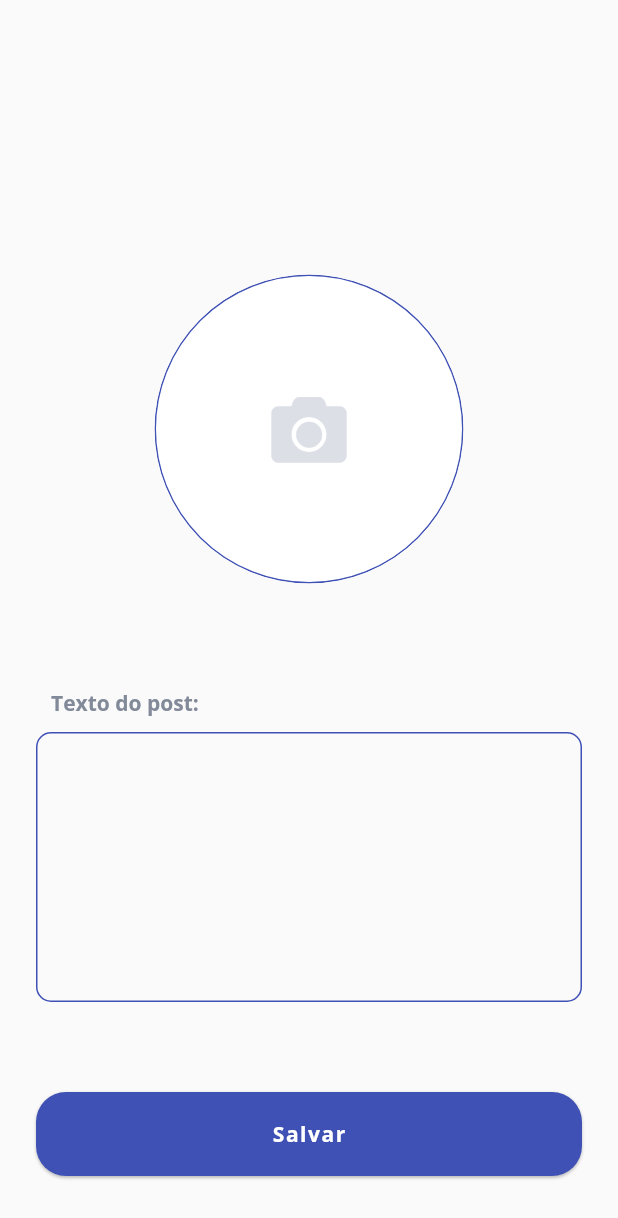
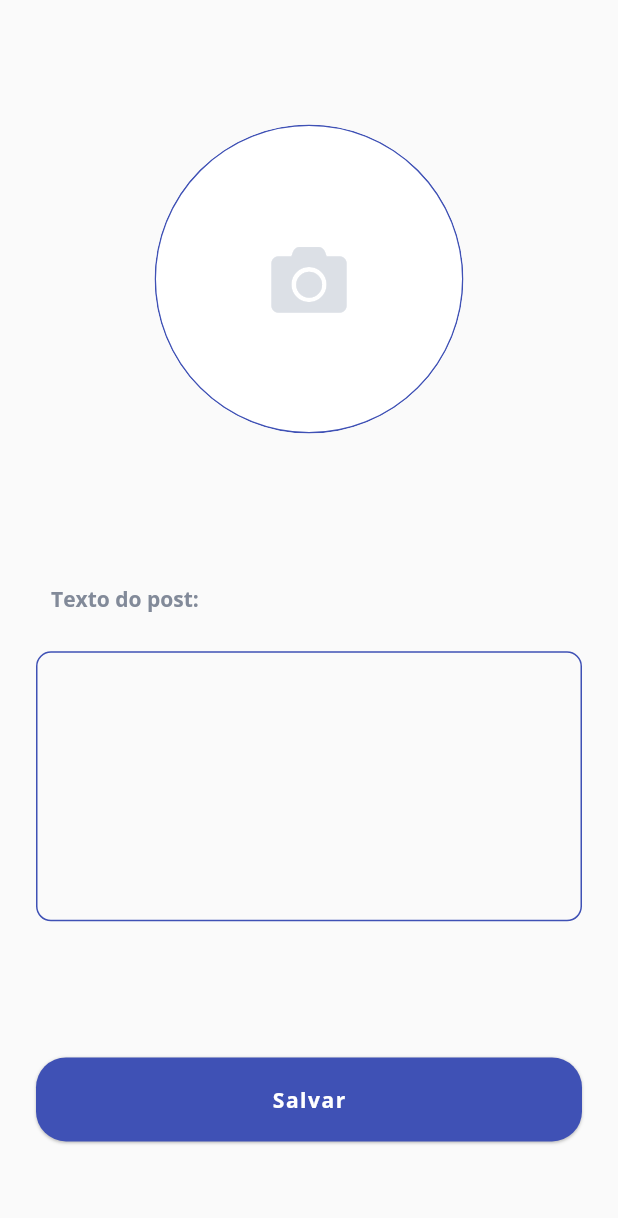
Before and after one commit to nataliafurtado/microblogging, a Flutter app: the HomePage screen opened directly, after a tap on the "add" icon, on a phone screen of 412 x 824 dp. Shown: the top 1218 px of the screen. Run offline on Flutter 3.47's test engine with Material 2 defaults, Android fonts, the phone set to English and light mode, and no system bars; our stand-ins replace cached_network_image, flare_flutter, flutter_mobx, font_awesome_flutter, google_fonts, image_picker and 2 more; missing offline and left inert: flare_dart, mockito; accounts and stored records are empty; generated files the repository leaves out were written again; network calls fail; statements that could not run were skipped.

Commit message:
ajustes de codigo e layout

```diff
--- a/lib/functions/functions.dart
+++ b/lib/functions/functions.dart
@@ -1,7 +1,4 @@
-import 'dart:convert';
-
 import 'package:flutter/material.dart';
-import 'package:http/http.dart';
 import 'package:intl/intl.dart';
 
 import '../services/navigator_sergice.dart';
--- a/lib/main.dart
+++ b/lib/main.dart
@@ -1,5 +1,6 @@
 import 'package:flutter/material.dart';
 import 'package:google_fonts/google_fonts.dart';
+import 'package:microblogging/assets/style.dart';
 import 'package:provider/provider.dart';
 
 import 'global_acess.dart';
@@ -22,7 +23,7 @@ class MyApp extends StatelessWidget {
           initialRoute: '/',
           onGenerateRoute: RouteGenerator.generateRoute,
           theme: ThemeData(
-            primarySwatch: Colors.purple,
+            primarySwatch: Style.primaryColor,
             visualDensity: VisualDensity.adaptivePlatformDensity,
             textTheme: GoogleFonts.openSansTextTheme(
               Theme.of(context).textTheme,
--- a/lib/modules/latest_news/latest_news_repository.dart
+++ b/lib/modules/latest_news/latest_news_repository.dart
@@ -1,4 +1,5 @@
 import 'dart:convert';
+import 'dart:developer';
 import 'package:http/http.dart' as http;
 import '../../models/news.dart';
 
@@ -10,7 +11,9 @@ class LatestNwesRepository {
     try {
       http.Response response = await http.get(url);
       if (response.statusCode > 199 && response.statusCode < 300) {
-        news = News.fromJson(json.decode(response.body));
+        String body = utf8.decode(response.bodyBytes);
+
+        news = News.fromJson(json.decode(body));
       } else {
         throw response.statusCode;
       }
--- a/lib/modules/list_of_posts/list_of_posts_page.dart
+++ b/lib/modules/list_of_posts/list_of_posts_page.dart
@@ -9,7 +9,7 @@ import '../../widgets/button.dart';
 import '../../widgets/title_widget.dart';
 import 'list_of_posts_controller.dart';
 import 'widget/post_card_widget/post_card_widget.dart';
-import 'widget/trash_background.dart';
+import 'widget/page_dismissible_trash_background.dart';
 
 class ListOfPostsPage extends StatefulWidget {
   @override
@@ -46,7 +46,7 @@ class _ListOfPostsPageState extends State<ListOfPostsPage> {
                 itemBuilder: (ctx, index) {
                   return Dismissible(
                       dismissThresholds: {DismissDirection.endToStart: 0.9},
-                      background: TrashBackground(),
+                      background: DismissibleTrashBackground(),
                       direction: DismissDirection.endToStart,
                       key: Key(controllerListOfPosts.posts[index].text +
                           index.toString()),
@@ -67,7 +67,8 @@ class _ListOfPostsPageState extends State<ListOfPostsPage> {
   Future<bool> dialogShouldDismiss(DismissDirection direction) async {
     return await showDialog(
         context: context,
-        child: AlertDialog(
+        builder: (BuildContext context) {
+          return AlertDialog(
             content: Container(
               height: 400,
               child: Column(
@@ -93,6 +94,7 @@ class _ListOfPostsPageState extends State<ListOfPostsPage> {
                 ],
               ),
             ),
-        ));
+          );
+        });
   }
 }
--- a/lib/modules/list_of_posts/list_of_posts_page_edit_create.dart
+++ b/lib/modules/list_of_posts/list_of_posts_page_edit_create.dart
@@ -1,20 +1,26 @@
+import 'dart:developer';
+
 import 'package:flutter/material.dart';
+import 'package:font_awesome_flutter/font_awesome_flutter.dart';
+import 'package:microblogging/modules/list_of_posts/widget/page_edit_delete_post_on_edit.dart';
+import 'package:microblogging/modules/list_of_posts/widget/page_imput_field_post_text.dart';
 import 'package:provider/provider.dart';
 
 import '../../assets/style.dart';
 import '../../functions/functions.dart';
 import '../../widgets/button.dart';
 import 'list_of_posts_controller.dart';
-import 'widget/camera_widget.dart';
+import 'widget/camera_widget/camera_widget.dart';
 
 class EditCreatePostPage extends StatelessWidget {
-  final double totalSizeOfAllWidgets = 600;
   final _formKey = GlobalKey<FormState>();
 
   @override
   Widget build(BuildContext context) {
+    final double totalSizeOfAllWidgets = 710;
     ListOfPostsController controllerListOfPost =
         Provider.of<ListOfPostsController>(context, listen: false);
+    log(flexHeightSpacing(context, 1).toString());
     return Scaffold(
       body: SingleChildScrollView(
         child: Container(
@@ -24,12 +30,10 @@ class EditCreatePostPage extends StatelessWidget {
               : flexHeightSpacing(context, 1),
           child: Column(
             crossAxisAlignment: CrossAxisAlignment.start,
-            mainAxisAlignment: MainAxisAlignment.end,
+            mainAxisAlignment: MainAxisAlignment.spaceAround,
             children: [
-              Container(
-                width: MediaQuery.of(context).size.width,
-                child: CameraWidget(),
-              ),
+              DeletePostOnEdit(),
+              CameraWidget(),
               Container(height: 60),
               Container(
                 padding: EdgeInsets.all(10),
@@ -38,24 +42,9 @@ class EditCreatePostPage extends StatelessWidget {
                   style: Style.formSubTitle,
                 ),
               ),
-              Container(
-                height: 180,
-                child: Form(
-                  key: _formKey,
-                  child: TextFormField(
-                    controller: controllerListOfPost.controllerText,
-                    maxLines: 7,
-                    decoration: Style.inputDecoration(),
-                    validator: (String text) {
-                      if (text.trim().isEmpty) {
-                        return "Campo não pode ser vazio";
-                      } else if (text.length > 281) {
-                        return "Máximo de 280 caracteres";
-                      }
-                      return null;
-                    },
-                  ),
-                ),
+              ImputFieldPosText(
+                _formKey,
+                controllerListOfPost.controllerText,
               ),
               Container(height: 60),
               Button("Salvar", () {
--- a/lib/modules/list_of_posts/widget/camera_widget.dart
+++ /dev/null
@@ -1,145 +0,0 @@
-import 'package:flutter/material.dart';
-import 'package:flutter_mobx/flutter_mobx.dart';
-import 'package:font_awesome_flutter/font_awesome_flutter.dart';
-import 'package:provider/provider.dart';
-
-import '../../../assets/style.dart';
-import '../../../functions/functions.dart';
-import '../list_of_posts_controller.dart';
-
-class CameraWidget extends StatefulWidget {
-  @override
-  _CameraWidgetState createState() => _CameraWidgetState();
-}
-
-class _CameraWidgetState extends State<CameraWidget> {
-  @override
-  Widget build(BuildContext context) {
-    ListOfPostsController controllerListOfPost =
-        Provider.of<ListOfPostsController>(context, listen: false);
-    return Observer(
-      builder: (_) {
-        return Column(
-          crossAxisAlignment: CrossAxisAlignment.center,
-          mainAxisAlignment: MainAxisAlignment.center,
-          mainAxisSize: MainAxisSize.max,
-          children: <Widget>[
-            Stack(
-              children: <Widget>[
-                imageContainer(controllerListOfPost, context),
-                if (controllerListOfPost.imageString != null ||
-                    controllerListOfPost.imageFile != null)
-                  Positioned(
-                      bottom: 0,
-                      right: 0,
-                      child: Container(
-                        height: 80,
-                        alignment: Alignment.center,
-                        child: InkWell(
-                          onTap: () {
-                            controllerListOfPost.deleteImage();
-                          },
-                          child: Container(
-                            height: 40,
-                            alignment: Alignment.center,
-                            child: Container(
-                              child: FaIcon(
-                                FontAwesomeIcons.timesCircle,
-                                color: Colors.grey,
-                                size: 28,
-                              ),
-                            ),
-                          ),
-                        ),
-                      )),
-
-                //
-              ],
-            ),
-          ],
-        );
-      },
-    );
-  }
-
-  Widget imageContainer(controllerListOfPost, context) {
-    return ClipOval(
-        child: Container(
-      height: flexWidthSpacing(context, 1) / 2,
-      width: flexWidthSpacing(context, 1) / 2,
-      child: showImage(controllerListOfPost, context),
-    ));
-  }
-
-  Widget showImage(ListOfPostsController controllerListOfPost, context) {
-    if (controllerListOfPost.isLoadingImage) {
-      return Container(
-        child: CircularProgressIndicator(),
-      );
-    } else if (controllerListOfPost.imageString != null &&
-        controllerListOfPost.imageString.isNotEmpty) {
-      return Image.asset(
-        controllerListOfPost.imageString,
-        fit: BoxFit.cover,
-      );
-    } else if (controllerListOfPost.imageFile != null) {
-      return Image.file(
-        controllerListOfPost.imageFile,
-        fit: BoxFit.cover,
-      );
-    } else {
-      return InkWell(
-        onTap: () {
-          _showPicker(controllerListOfPost, context);
-        },
-        child: Container(
-          height: 60,
-          decoration: BoxDecoration(
-              color: Colors.white,
-              shape: BoxShape.circle,
-              border: Border.all(
-                color: Style.primaryColor,
-              )),
-          alignment: Alignment.center,
-          child: Container(
-            child: FaIcon(
-              FontAwesomeIcons.camera,
-              color: Style.detailColor,
-              size: 50,
-            ),
-          ),
-        ),
-      );
-    }
-  }
-
-  void _showPicker(ListOfPostsController controllerListOfPost, context) {
-    showModalBottomSheet(
-        context: context,
-        builder: (BuildContext bc) {
-          return SafeArea(
-            child: Container(
-              child: new Wrap(
-                children: <Widget>[
-                  new ListTile(
-                      leading: new Icon(Icons.photo_library),
-                      title: new Text('Galeria de fotos'),
-                      onTap: () {
-                        controllerListOfPost.imgFromGallery();
-                        Navigator.of(context).pop();
-                      }),
-                  new ListTile(
-                    leading: new Icon(Icons.photo_camera),
-                    title: new Text('Câmera'),
-                    onTap: () {
-                      controllerListOfPost.imgFromCamera();
-                      Navigator.of(context).pop();
-                    },
-                  ),
-                ],
-              ),
-            ),
-          );
-        });
-  }
-}
--- /dev/null
+++ b/lib/modules/list_of_posts/widget/camera_widget/camera_widget.dart
@@ -0,0 +1,71 @@
+import 'package:flutter/material.dart';
+import 'package:flutter_mobx/flutter_mobx.dart';
+import 'package:font_awesome_flutter/font_awesome_flutter.dart';
+import 'package:microblogging/functions/functions.dart';
+import 'package:provider/provider.dart';
+
+import '../../list_of_posts_controller.dart';
+import 'image_container.dart';
+
+class CameraWidget extends StatefulWidget {
+  @override
+  _CameraWidgetState createState() => _CameraWidgetState();
+}
+
+class _CameraWidgetState extends State<CameraWidget> {
+  @override
+  Widget build(BuildContext context) {
+    ListOfPostsController controllerListOfPost =
+        Provider.of<ListOfPostsController>(context, listen: false);
+    return Observer(
+      builder: (_) {
+        return Container(
+          width: flexWidthSpacing(context, 1),
+          child: Column(
+            crossAxisAlignment: CrossAxisAlignment.center,
+            mainAxisAlignment: MainAxisAlignment.center,
+            mainAxisSize: MainAxisSize.max,
+            children: <Widget>[
+              Stack(
+                children: <Widget>[
+                  ImageContainer(),
+                  if (hasImage(controllerListOfPost))
+                    Positioned(
+                        bottom: 0,
+                        right: 0,
+                        child: Container(
+                          height: 80,
+                          alignment: Alignment.center,
+                          child: InkWell(
+                            onTap: () {
+                              controllerListOfPost.deleteImage();
+                            },
+                            child: Container(
+                              height: 40,
+                              alignment: Alignment.center,
+                              child: Container(
+                                child: FaIcon(
+                                  FontAwesomeIcons.timesCircle,
+                                  color: Colors.grey,
+                                  size: 28,
+                                ),
+                              ),
+                            ),
+                          ),
+                        )),
+                ],
+              ),
+            ],
+          ),
+        );
+      },
+    );
+  }
+
+  hasImage(ListOfPostsController controllerListOfPost) {
+    if (controllerListOfPost.imageString != null &&
+        controllerListOfPost.imageString.isNotEmpty) return true;
+    if (controllerListOfPost.imageFile != null) return true;
+    return false;
+  }
+}
--- /dev/null
+++ b/lib/modules/list_of_posts/widget/camera_widget/empty_container.dart
@@ -0,0 +1,65 @@
+import 'package:flutter/material.dart';
+import 'package:font_awesome_flutter/font_awesome_flutter.dart';
+import 'package:provider/provider.dart';
+
+import '../../../../assets/style.dart';
+import '../../list_of_posts_controller.dart';
+
+class EmptyContainer extends StatelessWidget {
+  @override
+  Widget build(BuildContext context) {
+    return InkWell(
+      onTap: () {
+        _showPicker(Provider.of<ListOfPostsController>(context, listen: false),
+            context);
+      },
+      child: Container(
+        height: 60,
+        decoration: BoxDecoration(
+            color: Colors.white,
+            shape: BoxShape.circle,
+            border: Border.all(
+              color: Style.primaryColor,
+            )),
+        alignment: Alignment.center,
+        child: Container(
+          child: FaIcon(
+            FontAwesomeIcons.camera,
+            color: Style.detailColor,
+            size: 50,
+          ),
+        ),
+      ),
+    );
+  }
+
+  void _showPicker(ListOfPostsController controllerListOfPost, context) {
+    showModalBottomSheet(
+        context: context,
+        builder: (BuildContext bc) {
+          return SafeArea(
+            child: Container(
+              child: new Wrap(
+                children: <Widget>[
+                  new ListTile(
+                      leading: new Icon(Icons.photo_library),
+                      title: new Text('Galeria de fotos'),
+                      onTap: () {
+                        controllerListOfPost.imgFromGallery();
+                        Navigator.of(context).pop();
+                      }),
+                  new ListTile(
+                    leading: new Icon(Icons.photo_camera),
+                    title: new Text('Câmera'),
+                    onTap: () {
+                      controllerListOfPost.imgFromCamera();
+                      Navigator.of(context).pop();
+                    },
+                  ),
+                ],
+              ),
+            ),
+          );
+        });
+  }
+}
--- /dev/null
+++ b/lib/modules/list_of_posts/widget/camera_widget/image_container.dart
@@ -0,0 +1,42 @@
+import 'package:flutter/material.dart';
+import 'package:provider/provider.dart';
+
+import '../../../../functions/functions.dart';
+import '../../list_of_posts_controller.dart';
+import 'empty_container.dart';
+
+class ImageContainer extends StatelessWidget {
+  @override
+  Widget build(BuildContext context) {
+    ListOfPostsController controllerListOfPost =
+        Provider.of<ListOfPostsController>(context, listen: false);
+    return ClipOval(
+        child: Container(
+      height: flexWidthSpacing(context, 1) / 2,
+      width: flexWidthSpacing(context, 1) / 2,
+      child: showImage(controllerListOfPost, context),
+    ));
+    ;
+  }
+
+  Widget showImage(ListOfPostsController controllerListOfPost, context) {
+    if (controllerListOfPost.isLoadingImage) {
+      return Container(
+        child: CircularProgressIndicator(),
+      );
+    } else if (controllerListOfPost.imageString != null &&
+        controllerListOfPost.imageString.isNotEmpty) {
+      return Image.asset(
+        controllerListOfPost.imageString,
+        fit: BoxFit.cover,
+      );
+    } else if (controllerListOfPost.imageFile != null) {
+      return Image.file(
+        controllerListOfPost.imageFile,
+        fit: BoxFit.cover,
+      );
+    } else {
+      return EmptyContainer();
+    }
+  }
+}
--- a/lib/modules/list_of_posts/widget/trash_background.dart
+++ b/lib/modules/list_of_posts/widget/page_dismissible_trash_background.dart
@@ -2,7 +2,7 @@ import 'package:flutter/material.dart';
 
 import '../../../assets/style.dart';
 
-class TrashBackground extends StatelessWidget {
+class DismissibleTrashBackground extends StatelessWidget {
   @override
   Widget build(BuildContext context) {
     return Container(
--- /dev/null
+++ b/lib/modules/list_of_posts/widget/page_edit_delete_post_on_edit.dart
@@ -0,0 +1,35 @@
+import 'package:flutter/material.dart';
+import 'package:font_awesome_flutter/font_awesome_flutter.dart';
+import 'package:provider/provider.dart';
+
+import '../../../assets/style.dart';
+import '../list_of_posts_controller.dart';
+
+class DeletePostOnEdit extends StatelessWidget {
+  @override
+  Widget build(BuildContext context) {
+    ListOfPostsController controllerListOfPost =
+        Provider.of<ListOfPostsController>(context, listen: false);
+    return controllerListOfPost.indexToEdit != null
+        ? Container(
+            height: 60,
+            width: double.infinity,
+            alignment: Alignment.bottomRight,
+            child: InkWell(
+              onTap: () {
+                controllerListOfPost.deletePostOnEdit(context);
+              },
+              child: Container(
+                alignment: Alignment.center,
+                height: 30,
+                width: 30,
+                child: FaIcon(
+                  FontAwesomeIcons.trash,
+                  color: Style.secondaryColor,
+                ),
+              ),
+            ),
+          )
+        : Container(height: 60);
+  }
+}
--- /dev/null
+++ b/lib/modules/list_of_posts/widget/page_imput_field_post_text.dart
@@ -0,0 +1,34 @@
+import 'package:flutter/material.dart';
+
+import 'package:microblogging/assets/style.dart';
+
+class ImputFieldPosText extends StatelessWidget {
+  final GlobalKey<FormState> formKey;
+  final TextEditingController controllerText;
+  const ImputFieldPosText(
+    this.formKey,
+    this.controllerText,
+  );
+  @override
+  Widget build(BuildContext context) {
+    return Container(
+      height: 180,
+      child: Form(
+        key: formKey,
+        child: TextFormField(
+          controller: controllerText,
+          maxLines: 7,
+          decoration: Style.inputDecoration(),
+          validator: (String text) {
+            if (text.trim().isEmpty) {
+              return "Campo não pode ser vazio";
+            } else if (text.length > 281) {
+              return "Máximo de 280 caracteres";
+            }
+            return null;
+          },
+        ),
+      ),
+    );
+  }
+}
--- a/lib/modules/list_of_posts/widget/post_card_widget/post_card_image_top_part.dart
+++ b/lib/modules/list_of_posts/widget/post_card_widget/post_card_image_top_part.dart
@@ -14,12 +14,12 @@ class PostCardImageTopPart extends StatelessWidget {
       decoration: BoxDecoration(
         borderRadius: BorderRadius.only(
             topLeft: Radius.circular(10), topRight: Radius.circular(10)),
-        image: loadImageLOgic(),
+        image: loadImageLogic(),
       ),
     );
   }
 
-  DecorationImage loadImageLOgic() {
+  DecorationImage loadImageLogic() {
     if (post.imageString != null && post.imageString.isNotEmpty) {
       return DecorationImage(
           fit: BoxFit.cover,
--- a/lib/modules/login/login_page.dart
+++ b/lib/modules/login/login_page.dart
@@ -1,5 +1,4 @@
 import 'package:flutter/material.dart';
-import 'package:microblogging/modules/login/teddy/teddy_controller.dart';
 import 'package:provider/provider.dart';
 
 import '../../assets/constants.dart';
@@ -8,6 +7,7 @@ import '../../widgets/button.dart';
 import '../../widgets/title_widget.dart';
 import 'login_controller.dart';
 import 'teddy/teddy.dart';
+import 'teddy/teddy_controller.dart';
 import 'widgets/login_buttons.dart';
 import 'widgets/login_developed_by.dart';
 import 'widgets/login_new_user.dart';
@@ -42,7 +42,8 @@ class LoginPage extends StatelessWidget {
               ),
               loginButton(loginController, context),
               Container(height: 60),
-              LoginDevelopedBy()
+              LoginDevelopedBy(),
+              Container(height: 20),
             ],
           ),
         ),
--- a/pubspec.yaml
+++ b/pubspec.yaml
@@ -26,7 +26,7 @@ dependencies:
   flutter_localizations:
     sdk: flutter
   http: ^0.12.2
-  intl: ^0.16.1
+  #intl: ^0.16.1
   provider: ^4.3.2+3
   flutter_mobx: ^1.1.0+2
   shared_preferences: ^0.5.12+2
```
Also changed, not shown: lib/modules/latest_news/latest_news_page.dart (+3 -4 lines), lib/modules/latest_news/widget/latest_news_card/latest_news_card.dart (added, +61 -0 lines), lib/modules/list_of_posts/list_of_posts_controller.dart (+5 -2 lines), lib/modules/list_of_posts/widget/new_action_button.dart (deleted, +0 -44 lines), lib/modules/login/login_page_new_user.dart (+5 -4 lines), pubspec.lock. Lines whose indentation alone changed are shown as unchanged.
